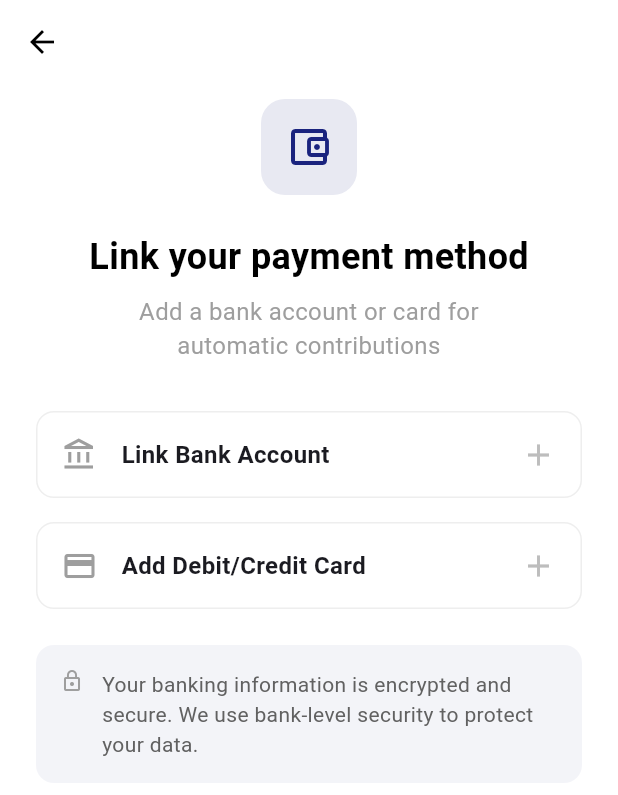
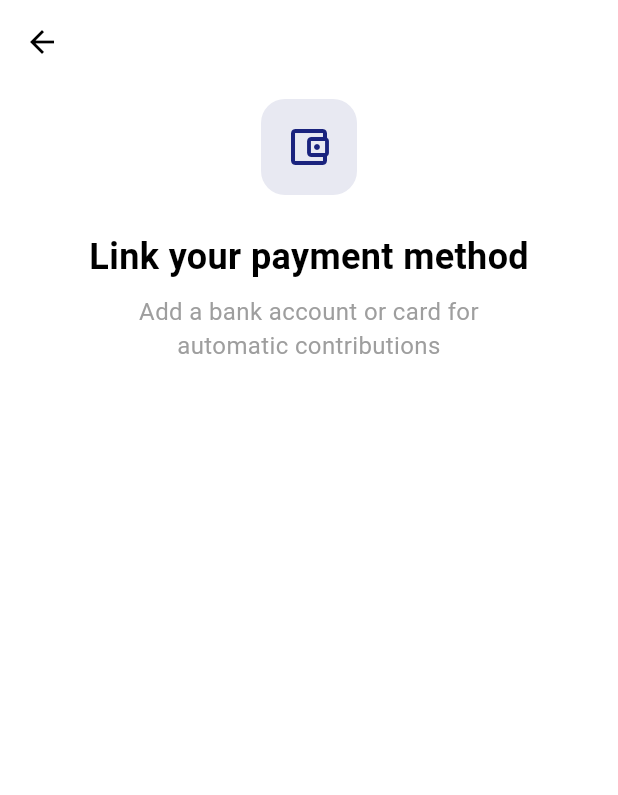
Before and after one commit to rintymoni01/group-saving-app, a Flutter app: the LinkPaymentMethodScreen screen opened directly, after a tap on "Link Bank Account", on a phone screen of 412 x 824 dp. Shown: the top 795 px of the screen. Run offline on Flutter 3.47's test engine with Material 3 defaults, Android fonts, the phone set to English and light mode, and no system bars; our stand-ins replace get, google_fonts.

Commit message:
P14-P15: Add visibility logic and helper methods to LinkPaymentMethodScreen

```diff
--- a/lib/view/screens/payment_method/screen/link_payment_method_screen.dart
+++ b/lib/view/screens/payment_method/screen/link_payment_method_screen.dart
@@ -56,6 +56,7 @@ class LinkPaymentMethodScreen extends StatelessWidget {
               textAlign: TextAlign.center,
             ),
             const SizedBox(height: 32),
+            if (!controller.isBankFormVisible.value) ...[
               _buildPaymentOption(
                 icon: Icons.account_balance_outlined,
                 title: 'Link Bank Account',
@@ -69,7 +70,18 @@ class LinkPaymentMethodScreen extends StatelessWidget {
               ),
               const SizedBox(height: 24),
               // Security Note
-            Container(
+              _buildSecurityNote(),
+            ] else ...[
+              _buildBankForm(),
+            ],
+          ],
+        ),
+      )),
+    );
+  }
+
+  Widget _buildSecurityNote() {
+    return Container(
       padding: const EdgeInsets.all(16),
       decoration: BoxDecoration(
         color: const Color(0xFF1A237E).withOpacity(0.05),
@@ -92,11 +104,11 @@ class LinkPaymentMethodScreen extends StatelessWidget {
           ),
         ],
       ),
-            ),
-          ],
-        ),
-      )),
     );
+  }
+
+  Widget _buildBankForm() {
+    return Container();
   }
 
   Widget _buildPaymentOption({
```
Lines whose indentation alone changed are shown as unchanged.
